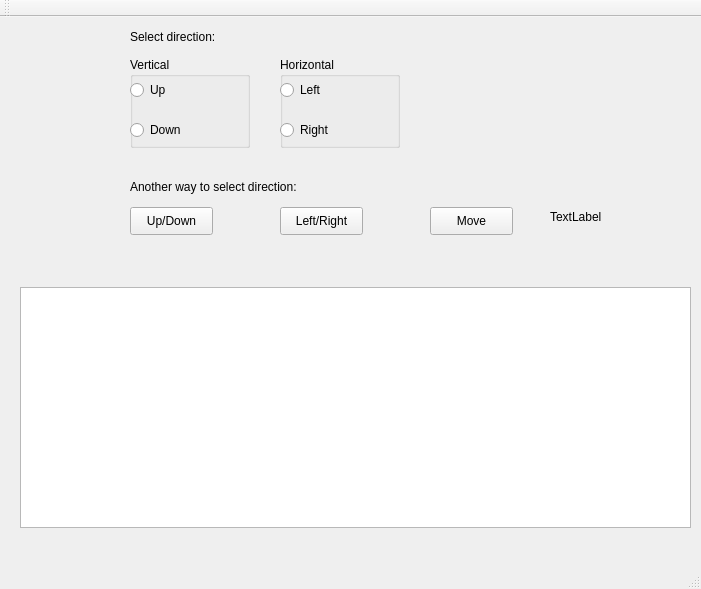
First picture: the form in student/13/hanoi/mainwindow.ui, repository junyuan-fang/Ohjelmointi2, before the edit.
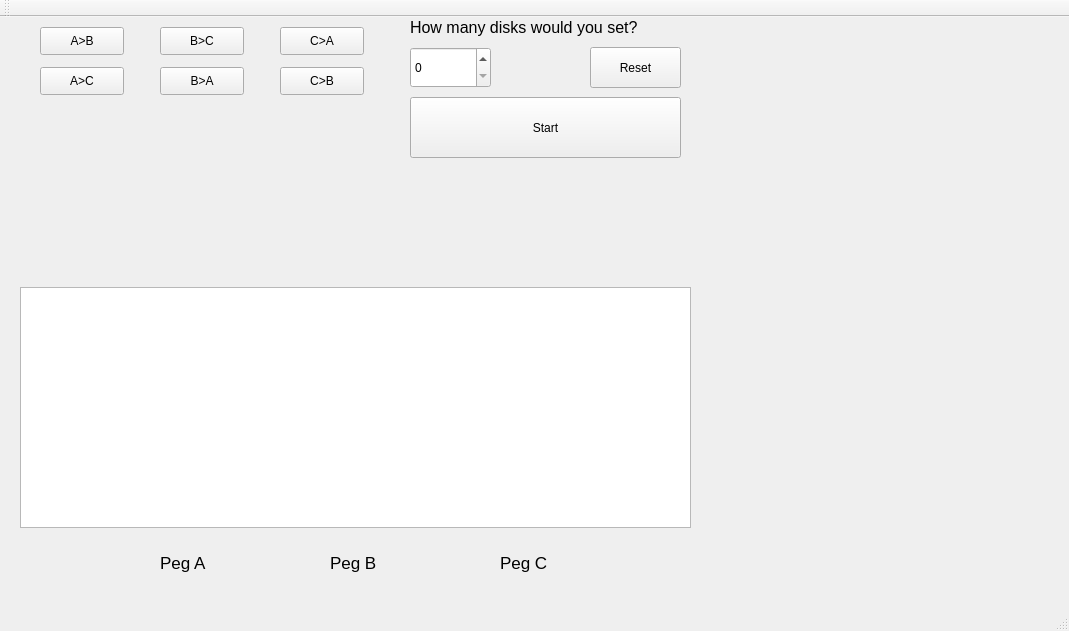
Second picture: the form after the edit.

Commit message: pegs setted, make_6_moving_buttons_disable function done, some parts of copies are deleted

Patch:
```diff
--- a/student/13/hanoi/mainwindow.ui
+++ b/student/13/hanoi/mainwindow.ui
@@ -6,131 +6,14 @@
    <rect>
     <x>0</x>
     <y>0</y>
-    <width>701</width>
-    <height>589</height>
+    <width>1069</width>
+    <height>631</height>
    </rect>
   </property>
   <property name="windowTitle">
    <string>MainWindow</string>
   </property>
   <widget class="QWidget" name="centralWidget">
-   <widget class="QPushButton" name="verticalButton">
-    <property name="geometry">
-     <rect>
-      <x>130</x>
-      <y>190</y>
-      <width>83</width>
-      <height>28</height>
-     </rect>
-    </property>
-    <property name="text">
-     <string>Up/Down</string>
-    </property>
-   </widget>
-   <widget class="QPushButton" name="horizontalButton">
-    <property name="geometry">
-     <rect>
-      <x>280</x>
-      <y>190</y>
-      <width>83</width>
-      <height>28</height>
-     </rect>
-    </property>
-    <property name="text">
-     <string>Left/Right</string>
-    </property>
-   </widget>
-   <widget class="QPushButton" name="moveButton">
-    <property name="geometry">
-     <rect>
-      <x>430</x>
-      <y>190</y>
-      <width>83</width>
-      <height>28</height>
-     </rect>
-    </property>
-    <property name="text">
-     <string>Move</string>
-    </property>
-   </widget>
-   <widget class="QGroupBox" name="verticalGroupBox">
-    <property name="geometry">
-     <rect>
-      <x>130</x>
-      <y>40</y>
-      <width>120</width>
-      <height>91</height>
-     </rect>
-    </property>
-    <property name="title">
-     <string>Vertical</string>
-    </property>
-    <widget class="QRadioButton" name="upRadioButton">
-     <property name="geometry">
-      <rect>
-       <x>0</x>
-       <y>20</y>
-       <width>105</width>
-       <height>26</height>
-      </rect>
-     </property>
-     <property name="text">
-      <string>Up</string>
-     </property>
-    </widget>
-    <widget class="QRadioButton" name="downRadioButton">
-     <property name="geometry">
-      <rect>
-       <x>0</x>
-       <y>60</y>
-       <width>105</width>
-       <height>26</height>
-      </rect>
-     </property>
-     <property name="text">
-      <string>Down</string>
-     </property>
-    </widget>
-   </widget>
-   <widget class="QGroupBox" name="horizontalGroupBox">
-    <property name="geometry">
-     <rect>
-      <x>280</x>
-      <y>40</y>
-      <width>120</width>
-      <height>91</height>
-     </rect>
-    </property>
-    <property name="title">
-     <string>Horizontal</string>
-    </property>
-    <widget class="QRadioButton" name="leftRadioButton">
-     <property name="geometry">
-      <rect>
-       <x>0</x>
-       <y>20</y>
-       <width>105</width>
-       <height>26</height>
-      </rect>
-     </property>
-     <property name="text">
-      <string>Left</string>
-     </property>
-    </widget>
-    <widget class="QRadioButton" name="rightRadioButton">
-     <property name="geometry">
-      <rect>
-       <x>0</x>
-       <y>60</y>
-       <width>105</width>
-       <height>26</height>
-      </rect>
-     </property>
-     <property name="text">
-      <string>Right</string>
-     </property>
-    </widget>
-   </widget>
    <widget class="QGraphicsView" name="graphicsView">
     <property name="geometry">
      <rect>
@@ -144,40 +27,187 @@
    <widget class="QLabel" name="label">
     <property name="geometry">
      <rect>
-      <x>130</x>
-      <y>10</y>
-      <width>151</width>
+      <x>410</x>
+      <y>0</y>
+      <width>281</width>
       <height>20</height>
      </rect>
     </property>
+    <property name="font">
+     <font>
+      <pointsize>12</pointsize>
+     </font>
+    </property>
     <property name="text">
-     <string>Select direction:</string>
+     <string>How many disks would you set?</string>
     </property>
    </widget>
-   <widget class="QLabel" name="label_2">
+   <widget class="QSpinBox" name="spinBox">
     <property name="geometry">
      <rect>
-      <x>130</x>
-      <y>160</y>
-      <width>221</width>
-      <height>20</height>
+      <x>410</x>
+      <y>30</y>
+      <width>81</width>
+      <height>41</height>
      </rect>
     </property>
+   </widget>
+   <widget class="QPushButton" name="start">
+    <property name="geometry">
+     <rect>
+      <x>410</x>
+      <y>80</y>
+      <width>271</width>
+      <height>61</height>
+     </rect>
+    </property>
     <property name="text">
-     <string>Another way to select direction:</string>
+     <string>Start</string>
     </property>
    </widget>
-   <widget class="QLabel" name="statusLabel">
+   <widget class="QPushButton" name="reset">
     <property name="geometry">
      <rect>
-      <x>550</x>
-      <y>190</y>
+      <x>590</x>
+      <y>30</y>
       <width>91</width>
-      <height>20</height>
+      <height>41</height>
      </rect>
     </property>
     <property name="text">
-     <string>TextLabel</string>
+     <string>Reset</string>
+    </property>
+   </widget>
+   <widget class="QLabel" name="label_2">
+    <property name="geometry">
+     <rect>
+      <x>160</x>
+      <y>530</y>
+      <width>61</width>
+      <height>31</height>
+     </rect>
+    </property>
+    <property name="font">
+     <font>
+      <pointsize>13</pointsize>
+     </font>
+    </property>
+    <property name="text">
+     <string>Peg A</string>
+    </property>
+   </widget>
+   <widget class="QLabel" name="label_3">
+    <property name="geometry">
+     <rect>
+      <x>330</x>
+      <y>530</y>
+      <width>61</width>
+      <height>31</height>
+     </rect>
+    </property>
+    <property name="font">
+     <font>
+      <pointsize>13</pointsize>
+     </font>
+    </property>
+    <property name="text">
+     <string>Peg B</string>
+    </property>
+   </widget>
+   <widget class="QLabel" name="label_4">
+    <property name="geometry">
+     <rect>
+      <x>500</x>
+      <y>530</y>
+      <width>61</width>
+      <height>31</height>
+     </rect>
+    </property>
+    <property name="font">
+     <font>
+      <pointsize>13</pointsize>
+     </font>
+    </property>
+    <property name="text">
+     <string>Peg C</string>
+    </property>
+   </widget>
+   <widget class="QPushButton" name="a_b">
+    <property name="geometry">
+     <rect>
+      <x>40</x>
+      <y>10</y>
+      <width>84</width>
+      <height>28</height>
+     </rect>
+    </property>
+    <property name="text">
+     <string>A&gt;B</string>
+    </property>
+   </widget>
+   <widget class="QPushButton" name="b_c">
+    <property name="geometry">
+     <rect>
+      <x>160</x>
+      <y>10</y>
+      <width>84</width>
+      <height>28</height>
+     </rect>
+    </property>
+    <property name="text">
+     <string>B&gt;C</string>
+    </property>
+   </widget>
+   <widget class="QPushButton" name="a_c">
+    <property name="geometry">
+     <rect>
+      <x>40</x>
+      <y>50</y>
+      <width>84</width>
+      <height>28</height>
+     </rect>
+    </property>
+    <property name="text">
+     <string>A&gt;C</string>
+    </property>
+   </widget>
+   <widget class="QPushButton" name="b_a">
+    <property name="geometry">
+     <rect>
+      <x>160</x>
+      <y>50</y>
+      <width>84</width>
+      <height>28</height>
+     </rect>
+    </property>
+    <property name="text">
+     <string>B&gt;A</string>
+    </property>
+   </widget>
+   <widget class="QPushButton" name="c_a">
+    <property name="geometry">
+     <rect>
+      <x>280</x>
+      <y>10</y>
+      <width>84</width>
+      <height>28</height>
+     </rect>
+    </property>
+    <property name="text">
+     <string>C&gt;A</string>
+    </property>
+   </widget>
+   <widget class="QPushButton" name="c_b">
+    <property name="geometry">
+     <rect>
+      <x>280</x>
+      <y>50</y>
+      <width>84</width>
+      <height>28</height>
+     </rect>
+    </property>
+    <property name="text">
+     <string>C&gt;B</string>
     </property>
    </widget>
   </widget>
```
Left out of the diff: 2 changed lines with no effect on the pictures. The commit also changes 2 other files.
